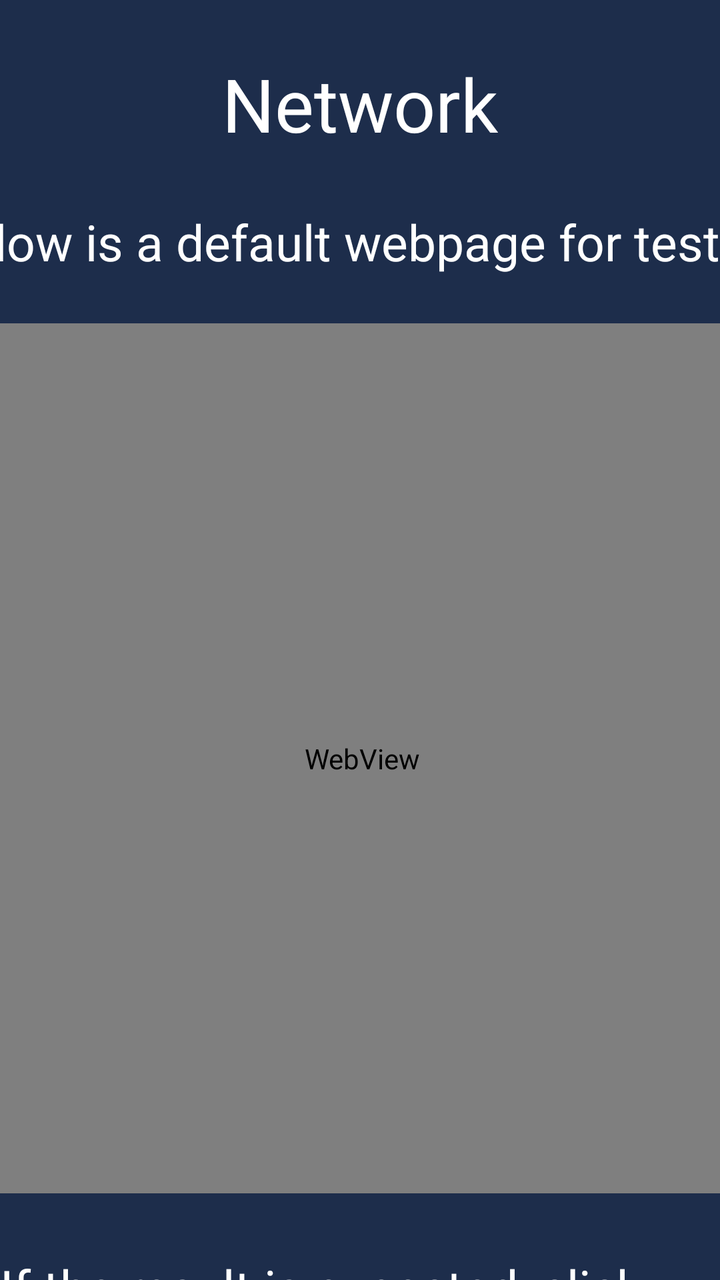
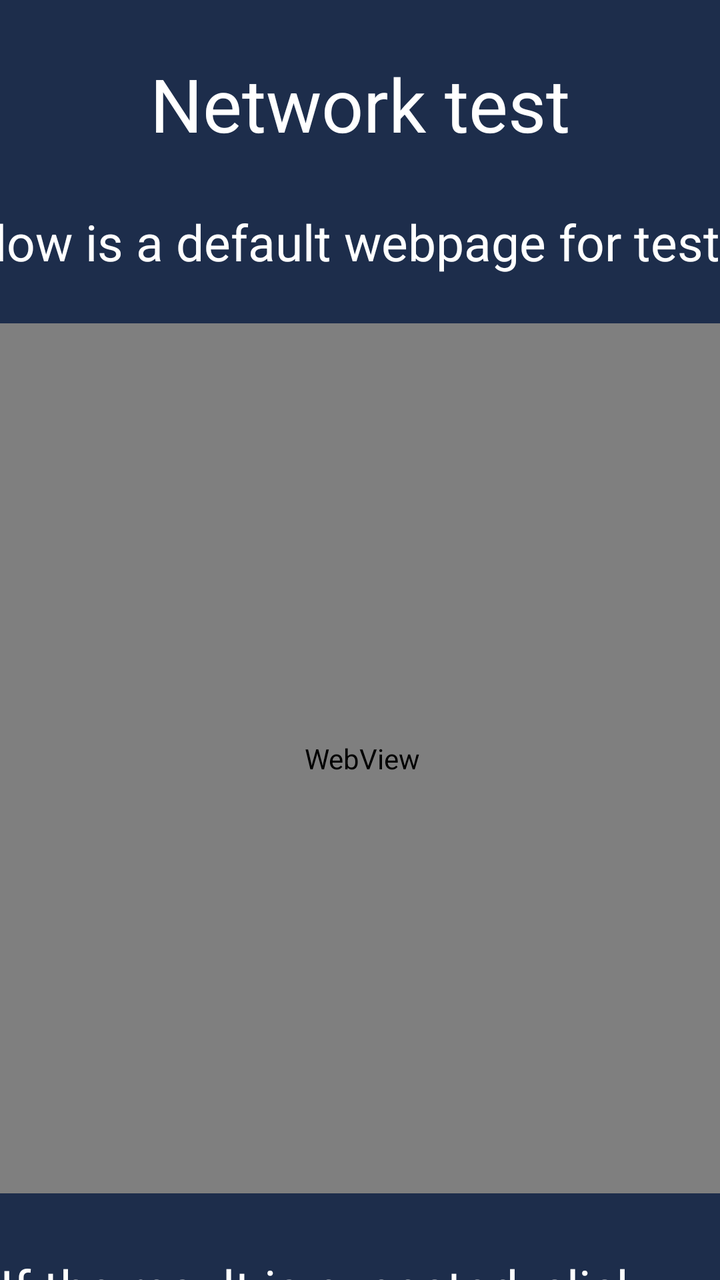

Screens rendered from an Android XML layout before and after an edit, with the pre-edit source and the edit as a unified diff.
<!-- AndroidManifest.xml: activity theme NoTitle -->
<!-- res/layout/activity_rj45.xml -->
<?xml version="1.0" encoding="utf-8"?>
<androidx.constraintlayout.widget.ConstraintLayout xmlns:android="http://schemas.android.com/apk/res/android"
    xmlns:app="http://schemas.android.com/apk/res-auto"
    xmlns:tools="http://schemas.android.com/tools"
    android:layout_width="match_parent"
    android:layout_height="match_parent"
    android:background="@color/colorMain">

    <RelativeLayout
        android:id="@+id/relativeLayout2"
        android:layout_width="match_parent"
        android:layout_height="104dp"
        app:layout_constraintEnd_toEndOf="parent"
        app:layout_constraintStart_toStartOf="parent"
        app:layout_constraintTop_toTopOf="parent">

        <TextView
            android:layout_width="wrap_content"
            android:layout_height="wrap_content"
            android:layout_centerInParent="true"
            android:text="@string/network_name"
            android:textColor="@color/white"
            android:textSize="37dp" />


    </RelativeLayout>

    <LinearLayout
        android:id="@+id/image_name"
        android:layout_width="772dp"
        android:layout_height="wrap_content"
        android:gravity="center"
        android:orientation="vertical"
        app:layout_constraintEnd_toEndOf="parent"
        app:layout_constraintHorizontal_bias="0.499"
        app:layout_constraintStart_toStartOf="parent"
        app:layout_constraintTop_toBottomOf="@+id/relativeLayout2"
        tools:ignore="MissingConstraints,WebViewLayout">

        <TextView
            android:textSize="25dp"
            android:textColor="@color/white"
            android:text="@string/Below_testing"
            android:layout_width="wrap_content"
            android:layout_height="wrap_content"/>
        <WebView
            android:layout_marginTop="24dp"
            android:id="@+id/full_webView"
            android:layout_width="772dp"
            android:layout_height="435dp"
            android:layerType="hardware"
            tools:ignore="InOrdpUsage" />

    </LinearLayout>

    <TextView
        android:id="@+id/tv_title_name"
        android:layout_width="wrap_content"
        android:layout_height="wrap_content"
        android:layout_alignParentStart="true"
        android:layout_marginTop="30dp"
        android:text="@string/expected_Passed"
        android:textColor="@color/white"
        android:textSize="25dp"
        app:layout_constraintEnd_toEndOf="parent"
        app:layout_constraintStart_toStartOf="parent"
        app:layout_constraintTop_toBottomOf="@+id/image_name" />

    <RelativeLayout
        android:layout_width="870dp"
        android:layout_height="wrap_content"
        android:layout_marginTop="48dp"
        app:layout_constraintEnd_toEndOf="parent"
        app:layout_constraintStart_toStartOf="parent"
        app:layout_constraintTop_toBottomOf="@+id/tv_title_name"
        tools:ignore="InOrdpUsage,MissingConstraints">


        <Button
            android:id="@+id/failure_bu"
            android:layout_width="121dp"
            android:layout_height="55dp"
            android:background="@drawable/r_button_bg"
            android:text="@string/Failed"
            android:textAllCaps="false"
            android:textColor="@color/white"
            android:textSize="21dp"
            tools:ignore="InOrdpUsage" />


        <Button
            android:id="@+id/through_bu"
            android:layout_width="121dp"
            android:layout_height="55dp"
            android:layout_alignParentEnd="true"
            android:background="@drawable/r_button_bg"
            android:text="@string/Passed"
            android:textAllCaps="false"
            android:textColor="@color/white"
            android:textSize="21dp"
            tools:ignore="InOrdpUsage" />


    </RelativeLayout>


</androidx.constraintlayout.widget.ConstraintLayout>
<!-- resources referenced by this layout -->
<resources>
  <color name="colorMain">#1D2D4B</color>
  <color name="white">#FFFFFFFF</color>
  <!-- drawable r_button_bg (drawable) -->
  <?xml version="1.0" encoding="utf-8"?>
  <shape
      xmlns:android="http://schemas.android.com/apk/res/android">
      
      <solid
          android:color="@color/colorMainButton" />
      
      <stroke
          android:width="1dp"
          android:color="@color/colorMainButton" />
      
      <size android:height="4mm"/>
      
      <corners
          android:radius="7dp"/>
  
  </shape>
  <string name="Below_testing">Below is a default webpage for testing</string>
  <string name="Failed">Failed</string>
  <string name="Passed">Passed</string>
  <string name="expected_Passed">If the result is expected, click “Passed”, otherwise click “Failed”</string>
  <string name="network_name">Network</string>
  <style name="NoTitle" parent="Theme.AppCompat.Light.NoActionBar">
          <item name="colorPrimary">@color/colorMain</item>
          <item name="colorPrimaryDark">@color/colorMain</item>
          <item name="colorAccent">@color/colorMain</item>
          <item name="android:windowFullscreen">true</item>
          <item name="windowActionBar">false</item>
          <item name="windowNoTitle">true</item>
          <item name="android:textAppearanceListItemSmall">@style/listPopupWindow</item>
      </style>
  <color name="colorMainButton">#0091FF</color>
  <style name="listPopupWindow">
          <item name="android:textSize">25mm</item>
          <item name="android:fontFamily">@font/montserrat_regular</item>
          <item name="android:textColor">@color/black</item>
      </style>
  <color name="black">#FF000000</color>
</resources>

<!-- the commit's change to res/layout/activity_rj45.xml (unified diff, before → after) -->
@@ -18,10 +18,9 @@
             android:layout_width="wrap_content"
             android:layout_height="wrap_content"
             android:layout_centerInParent="true"
-            android:text="@string/network_name"
+            android:text="@string/network_name_test"
             android:textColor="@color/white"
             android:textSize="37dp" />
-
 
     </RelativeLayout>
 
<!-- resource entries referenced after the edit -->
@@ -24,7 +24,7 @@
   <string name="Failed">Failed</string>
   <string name="Passed">Passed</string>
   <string name="expected_Passed">If the result is expected, click “Passed”, otherwise click “Failed”</string>
-  <string name="network_name">Network</string>
+  <string name="network_name_test">Network test</string>
   <style name="NoTitle" parent="Theme.AppCompat.Light.NoActionBar">
           <item name="colorPrimary">@color/colorMain</item>
           <item name="colorPrimaryDark">@color/colorMain</item>
